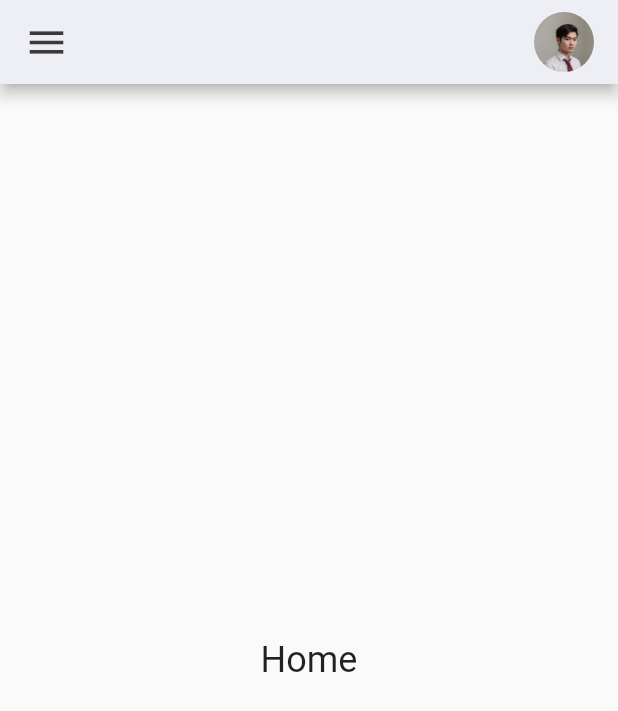
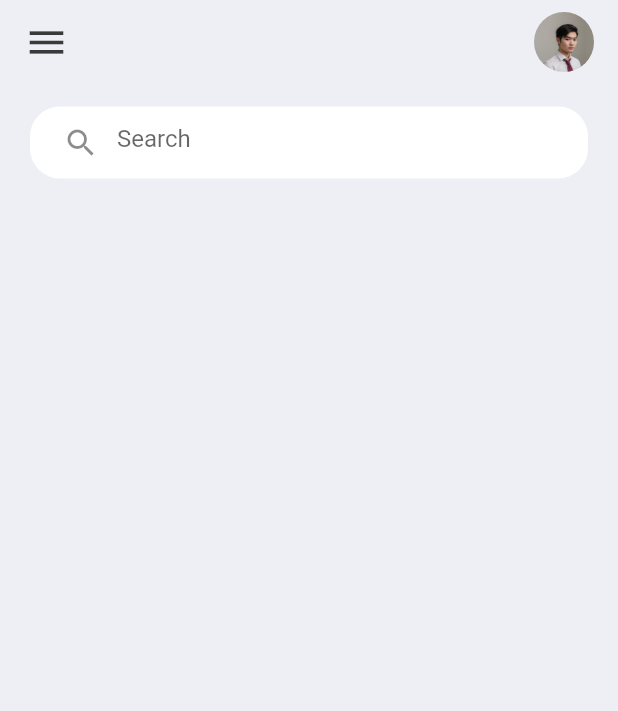
Before and after one commit to Kedoichi/TodoApp, a Flutter app: the screen it shows after launch, on a phone screen of 412 x 824 dp. Shown: the top 711 px of the screen. Run offline on Flutter 3.47's test engine with Material 2 defaults, Android fonts, the phone set to English and light mode, and no system bars.

Commit message:
Add search box

```diff
--- a/lib/main.dart
+++ b/lib/main.dart
@@ -1,4 +1,5 @@
 import 'package:flutter/material.dart';
+import 'package:flutter/services.dart';
 import 'package:todoapp/screens/home.dart';
 
 void main() {
@@ -11,7 +12,8 @@ class MyApp extends StatelessWidget {
   // This widget is the root of your application.
   @override
   Widget build(BuildContext context) {
-    return MaterialApp(
+    SystemChrome.setSystemUIOverlayStyle(const SystemUiOverlayStyle(statusBarColor: Colors.transparent));
+    return const MaterialApp(
       debugShowCheckedModeBanner: false,
       title: 'Todo App',
       home: Home(),
--- a/lib/screens/home.dart
+++ b/lib/screens/home.dart
@@ -1,35 +1,62 @@
 import 'package:flutter/material.dart';
 import 'package:todoapp/constrants/colors.dart';
 
-class Home extends StatelessWidget{
+class Home extends StatelessWidget {
   const Home({Key? key}) : super(key: key);
 
   @override
-  Widget build(BuildContext context){
+  Widget build(BuildContext context) {
     return Scaffold(
-      appBar: AppBar(
-        title: Row(
-          mainAxisAlignment: MainAxisAlignment.spaceBetween,
+      backgroundColor: tdBGColor,
+      appBar: _appBar(),
+      body: Container(
+        padding: EdgeInsets.symmetric(horizontal: 20,vertical: 15),
+        child: Column(
           children: [
-          Icon(Icons.menu,color: tdBlack,size: 30,),
+            searchBox()
+          ],
+        ),
+      ),
+    );
+  }
+
+  Widget searchBox() {
+    return Container(
+        padding: EdgeInsets.symmetric(horizontal: 10),
+        decoration: BoxDecoration(
+          color: Colors.white,
+          borderRadius: BorderRadius.circular(20),
+        ),
+        child: TextField(
+          decoration: InputDecoration(
+            border: InputBorder.none,
+            hintText: 'Search',
+            prefixIcon: Icon(Icons.search),
+          ),
+        ));
+  }
+
+  AppBar _appBar() {
+    return AppBar(
+      title: Row(
+        mainAxisAlignment: MainAxisAlignment.spaceBetween,
+        children: [
+          Icon(
+            Icons.menu,
+            color: tdBlack,
+            size: 30,
+          ),
           Container(
               height: 40,
               width: 40,
               child: ClipRRect(
                 borderRadius: BorderRadius.circular(20),
                 child: Image.asset('assets/images/avatar.png'),
-              )
-          ),
+              )),
         ],
-        ),
-        backgroundColor: tdBGColor,
       ),
-      body: const Center(
-        child: Text(
-          'Home',
-          style: TextStyle(fontSize: 24),
-        ),
-      ),
+      backgroundColor: tdBGColor,
+      elevation: 0,
     );
   }
 }
```
